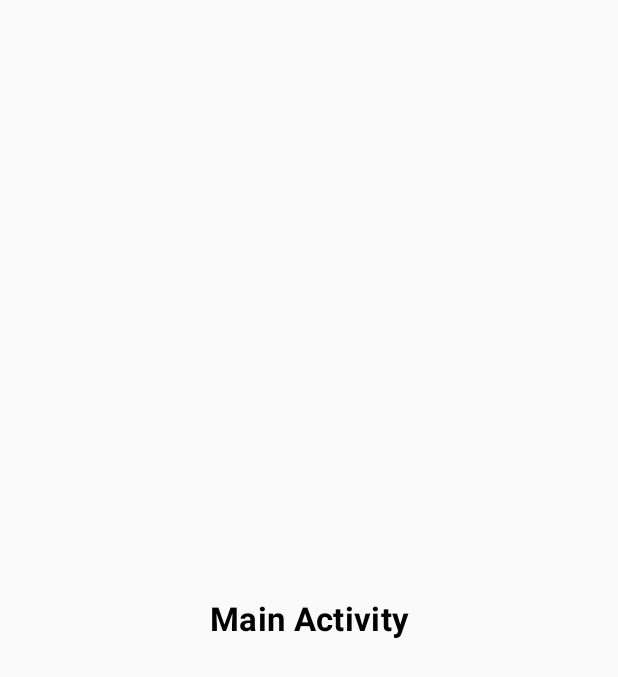
After one commit to sp0xffwork/rebrain-android, an Android app: the MainActivity screen opened directly, with no data from a screen before it, on a phone screen of 412 x 824 dp. The commit adds this screen. Shown: the top 677 px of the screen. Run offline under Robolectric (Android 15) with nearby library versions, the phone set to English and light mode, and no system bars.

Commit message:
добавлено MainActivity

```diff
--- a/app/src/main/AndroidManifest.xml
+++ b/app/src/main/AndroidManifest.xml
@@ -25,6 +25,8 @@
             android:name=".screen.intro.IntroActivity"
             android:theme="@style/IntroActivityTheme" />
 
+        <activity android:name=".screen.main.MainActivity" />
+
     </application>
 
 </manifest>
--- /dev/null
+++ b/app/src/main/java/com/pavel/rebrain/screen/main/MainActivity.kt
@@ -0,0 +1,21 @@
+package com.pavel.rebrain.screen.main
+
+import android.content.Context
+import android.content.Intent
+import android.os.Bundle
+import androidx.appcompat.app.AppCompatActivity
+import com.pavel.rebrain.R
+
+class MainActivity : AppCompatActivity() {
+
+    companion object {
+        fun start(context: Context) {
+            context.startActivity(Intent(context, MainActivity::class.java))
+        }
+    }
+
+    override fun onCreate(savedInstanceState: Bundle?) {
+        super.onCreate(savedInstanceState)
+        setContentView(R.layout.activity_main)
+    }
+}
--- /dev/null
+++ b/app/src/main/res/layout/activity_main.xml
@@ -0,0 +1,27 @@
+<?xml version="1.0" encoding="utf-8"?>
+<androidx.constraintlayout.widget.ConstraintLayout xmlns:android="http://schemas.android.com/apk/res/android"
+    xmlns:app="http://schemas.android.com/apk/res-auto"
+    xmlns:tools="http://schemas.android.com/tools"
+    android:layout_width="match_parent"
+    android:layout_height="match_parent"
+    tools:context=".screen.main.MainActivity">
+
+    <TextView
+        android:textColor="@color/colorMainText"
+        android:id="@+id/textView"
+        android:layout_width="wrap_content"
+        android:layout_height="wrap_content"
+        android:layout_marginStart="8dp"
+        android:layout_marginLeft="8dp"
+        android:layout_marginTop="8dp"
+        android:layout_marginEnd="8dp"
+        android:layout_marginRight="8dp"
+        android:layout_marginBottom="8dp"
+        android:text="@string/activity_main_temp"
+        android:textAppearance="@style/IntroActivityPrimaryText"
+        app:layout_constraintBottom_toBottomOf="parent"
+        app:layout_constraintEnd_toEndOf="parent"
+        app:layout_constraintStart_toStartOf="parent"
+        app:layout_constraintTop_toTopOf="parent" />
+
+</androidx.constraintlayout.widget.ConstraintLayout>
--- a/app/src/main/res/values/colors.xml
+++ b/app/src/main/res/values/colors.xml
@@ -5,6 +5,8 @@
     <color name="colorAccent">#D81B60</color>
     <color name="colorIntroBackground">#5bd056</color>
     <color name="colorIntroText">#ffffff</color>
+    <color name="colorMainBackground">#f9fafe</color>
+    <color name="colorMainText">#000</color>
     <color name="textColorSecondary">#000000</color>
     <color name="colorBackground">#f9fafe</color>
 </resources>
--- a/app/src/main/res/values/strings.xml
+++ b/app/src/main/res/values/strings.xml
@@ -2,4 +2,5 @@
     <string name="app_name">FoodApp</string>
     <string name="activity_intro_header">Cервис для покупки еды</string>
     <string name="activity_intro_explanation">В этом приложении можно собрать продуктовую корзину по самым низким ценам</string>
+    <string name="activity_main_temp">Main Activity</string>
 </resources>
--- a/app/src/main/res/values/styles.xml
+++ b/app/src/main/res/values/styles.xml
@@ -21,4 +21,8 @@
         <item name="android:windowBackground">@color/colorIntroBackground</item>
     </style>
 
+    <style name="MainActivityTheme" parent="TransparentStatusBarActivityTheme">
+        <item name="android:windowBackground">@color/colorMainBackground</item>
+    </style>
+
 </resources>
```
Also changed, not shown: app/src/main/java/com/pavel/rebrain/screen/intro/IntroActivity.kt (+9 -0 lines), app/src/main/java/com/pavel/rebrain/screen/splash/SplashActivity.kt (+6 -1 lines).
